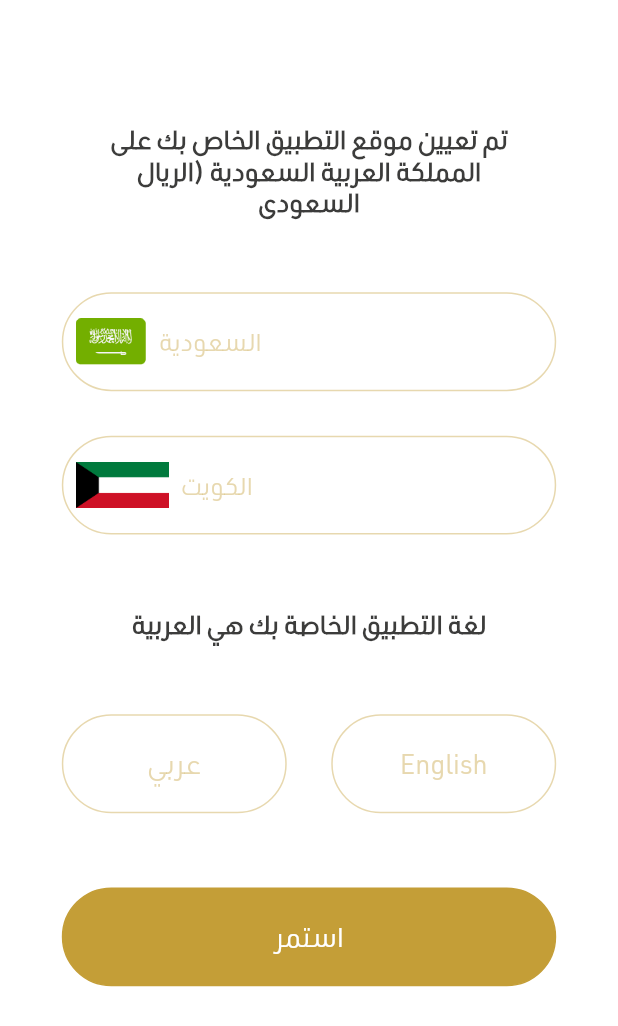
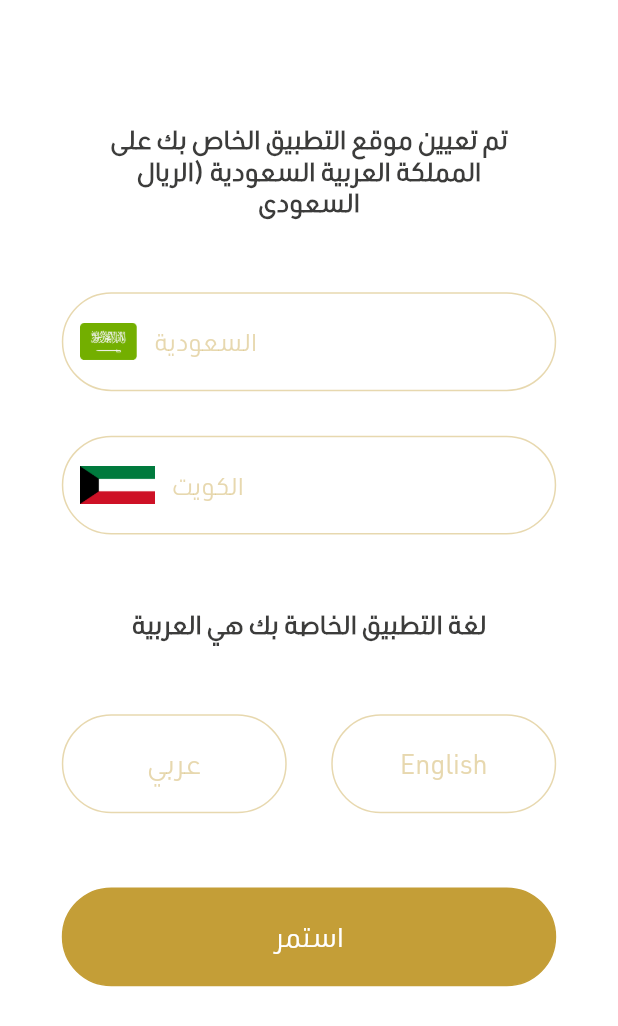
Before and after one commit to MtweReen/TootMartApp, a Flutter app: the screen it shows after launch, on a phone screen of 412 x 824 dp. Shown: the top 1026 px of the screen. Run offline on Flutter 3.47's test engine with Material 2 defaults, Android fonts, the phone set to English and light mode, and no system bars; our stand-ins replace bloc, dartz, dio, easy_localization, flutter_bloc, fluttertoast and 1 more; missing offline and left inert: flutter_card_swipper; accounts and stored records are empty.

```diff
--- a/lib/core/widgets/custom_buttons_widget.dart
+++ b/lib/core/widgets/custom_buttons_widget.dart
@@ -144,9 +144,12 @@ class CustomButtonWithIcon extends StatelessWidget {
         child: Row(
           mainAxisAlignment: MainAxisAlignment.start,
           children: [
-            Image.asset(
-              icon,
-              color: color,
+            Padding(
+              padding: const EdgeInsets.all(3.0),
+              child: Image.asset(
+                icon,
+                color: color,
+              ),
             ),
             SizedBox(
               width: w * 0.02,
```
